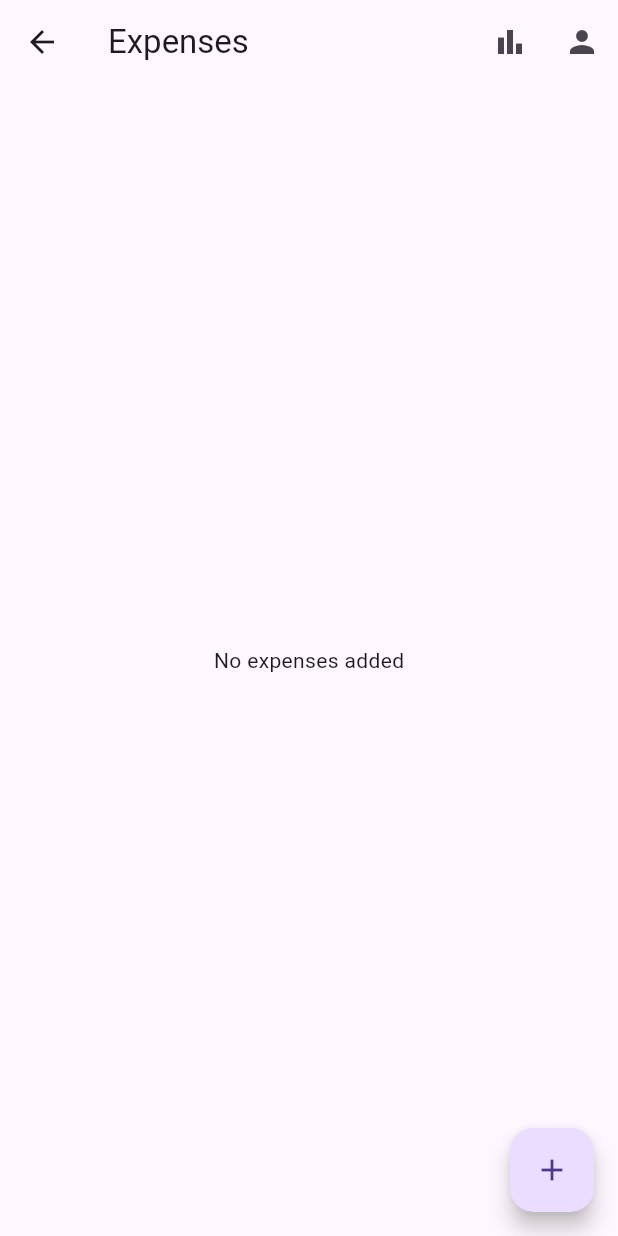
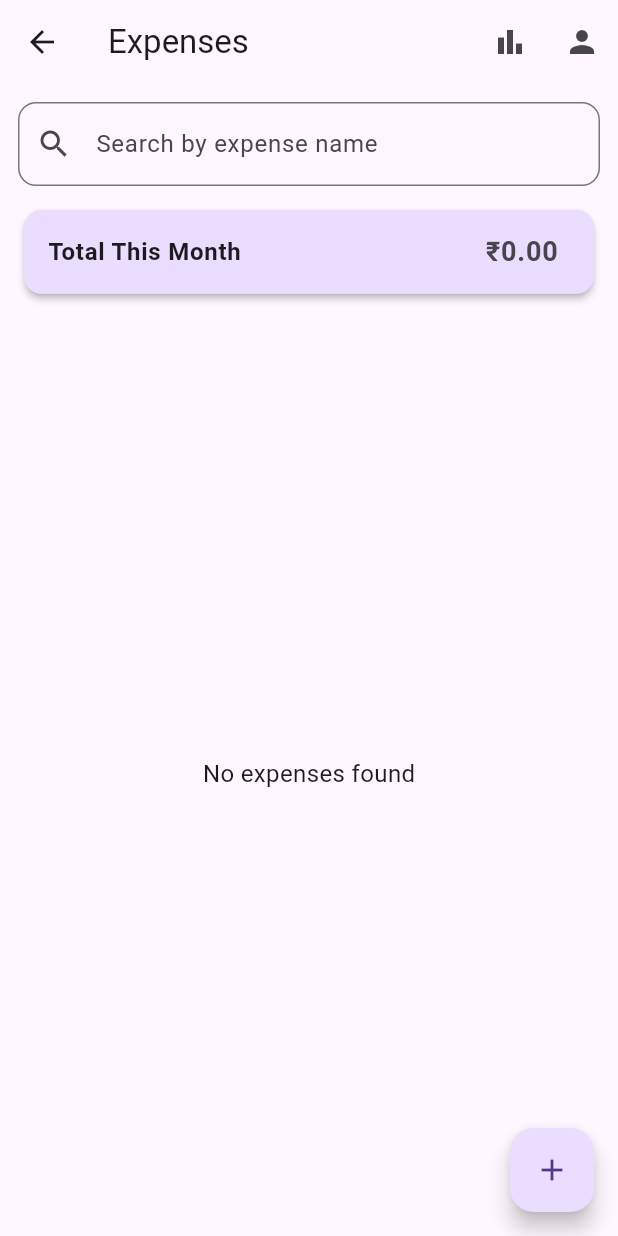
Before and after one commit to anjani-k-xoriant/flutter-training, a Flutter app: the ExpensesScreen screen opened by its route, on a phone screen of 412 x 824 dp. Run offline on Flutter 3.47's test engine with Material 3 defaults, Android fonts, the phone set to English and light mode, and no system bars; our stand-ins replace fl_chart, hive, hive_flutter, shared_preferences, timeago; accounts and stored records are empty.

Commit message:
expense use case modified

```diff
--- a/lib/providers/expense_provider.dart
+++ b/lib/providers/expense_provider.dart
@@ -56,4 +56,25 @@ class ExpenseProvider extends ChangeNotifier {
     }
     return totals;
   }
+
+  /// Total of all expenses
+  double get totalAmount {
+    return expenses.fold(0.0, (sum, e) => sum + e.amount);
+  }
+
+  /// Total for a given month
+  double totalForMonth(int year, int month) {
+    return expenses
+        .where((e) => e.date.year == year && e.date.month == month)
+        .fold(0.0, (sum, e) => sum + e.amount);
+  }
+
+  /// Search by title
+  List<Expense> searchExpenses(String query) {
+    if (query.isEmpty) return expenses;
+
+    return expenses
+        .where((e) => e.title.toLowerCase().contains(query.toLowerCase()))
+        .toList();
+  }
 }
--- a/lib/screens/expense/expenses_screen.dart
+++ b/lib/screens/expense/expenses_screen.dart
@@ -2,18 +2,57 @@ import 'package:flutter/material.dart';
 import 'package:hello_world/screens/expense/expense_charts_screen.dart';
 import 'package:hello_world/screens/profile/profile_tab.dart';
 import 'package:provider/provider.dart';
+
+import '../../models/expense.dart';
 import '../../providers/expense_provider.dart';
 import 'add_edit_expense_screen.dart';
 
-class ExpensesScreen extends StatelessWidget {
+class ExpensesScreen extends StatefulWidget {
   static const routeName = '/expenses';
 
   const ExpensesScreen({super.key});
 
   @override
+  State<ExpensesScreen> createState() => _ExpensesScreenState();
+}
+
+class _ExpensesScreenState extends State<ExpensesScreen> {
+  String _searchQuery = '';
+
+  static const List<String> _monthNames = [
+    '',
+    'January',
+    'February',
+    'March',
+    'April',
+    'May',
+    'June',
+    'July',
+    'August',
+    'September',
+    'October',
+    'November',
+    'December',
+  ];
+
+  @override
   Widget build(BuildContext context) {
     final provider = context.watch<ExpenseProvider>();
-    final grouped = provider.groupedByMonth;
+    final now = DateTime.now();
+
+    // 🔍 Search expenses by title
+    final searchedExpenses = provider.searchExpenses(_searchQuery);
+
+    // 📅 Group searched expenses month-wise
+    final Map<String, List<Expense>> grouped = {};
+    for (final e in searchedExpenses) {
+      final key = "${e.date.year}-${e.date.month}";
+      grouped.putIfAbsent(key, () => []);
+      grouped[key]!.add(e);
+    }
+
+    // 💰 Monthly total (current month)
+    final monthlyTotal = provider.totalForMonth(now.year, now.month);
 
     return Scaffold(
       appBar: AppBar(
@@ -60,45 +99,82 @@ class ExpensesScreen extends StatelessWidget {
         },
         child: const Icon(Icons.add),
       ),
-      body: grouped.isEmpty
-          ? const Center(child: Text("No expenses added"))
+      body: Column(
+        children: [
+          // 🔍 Search Bar
+          Padding(
+            padding: const EdgeInsets.all(12),
+            child: TextField(
+              decoration: InputDecoration(
+                hintText: "Search by expense name",
+                prefixIcon: const Icon(Icons.search),
+                border: OutlineInputBorder(
+                  borderRadius: BorderRadius.circular(12),
+                ),
+              ),
+              onChanged: (value) {
+                setState(() => _searchQuery = value);
+              },
+            ),
+          ),
+
+          // 💰 Monthly Total Card
+          Padding(
+            padding: const EdgeInsets.symmetric(horizontal: 12),
+            child: Card(
+              elevation: 2,
+              color: Theme.of(context).colorScheme.primaryContainer,
+              child: ListTile(
+                title: const Text(
+                  "Total This Month",
+                  style: TextStyle(fontWeight: FontWeight.bold),
+                ),
+                trailing: Text(
+                  "₹${monthlyTotal.toStringAsFixed(2)}",
+                  style: const TextStyle(
+                    fontSize: 18,
+                    fontWeight: FontWeight.bold,
+                  ),
+                ),
+              ),
+            ),
+          ),
+
+          const SizedBox(height: 8),
+
+          // 📋 Expense List
+          Expanded(
+            child: grouped.isEmpty
+                ? const Center(
+                    child: Text(
+                      "No expenses found",
+                      style: TextStyle(fontSize: 16),
+                    ),
+                  )
                 : ListView(
                     children: grouped.entries.map((entry) {
-                final year = entry.key.split('-')[0];
+                      final year = int.parse(entry.key.split('-')[0]);
                       final month = int.parse(entry.key.split('-')[1]);
-
-                final monthNames = [
-                  '',
-                  'January',
-                  'February',
-                  'March',
-                  'April',
-                  'May',
-                  'June',
-                  'July',
-                  'August',
-                  'September',
-                  'October',
-                  'November',
-                  'December',
-                ];
 
                       return Column(
                         crossAxisAlignment: CrossAxisAlignment.start,
                         children: [
+                          // 📅 Month Header
                           Padding(
                             padding: const EdgeInsets.symmetric(
                               horizontal: 16,
                               vertical: 8,
                             ),
                             child: Text(
-                        "${monthNames[month]} $year",
+                              "${_monthNames[month]} $year",
                               style: const TextStyle(
                                 fontSize: 18,
                                 fontWeight: FontWeight.bold,
                               ),
                             ),
                           ),
+
+                          // 🧾 Expenses for the month
                           ...entry.value.map((expense) {
                             final index = provider.expenses.indexOf(expense);
 
@@ -110,18 +186,26 @@ class ExpensesScreen extends StatelessWidget {
                               child: ListTile(
                                 title: Text(expense.title),
                                 subtitle: Text(
-                            "${expense.category} • ${expense.date.day}/${expense.date.month}",
+                                  "${expense.category} • "
+                                  "${expense.date.day}/${expense.date.month}/${expense.date.year}",
                                 ),
                                 trailing: Row(
                                   mainAxisSize: MainAxisSize.min,
                                   children: [
-                              Text("₹${expense.amount.toStringAsFixed(0)}"),
+                                    Text(
+                                      "₹${expense.amount.toStringAsFixed(0)}",
+                                      style: const TextStyle(
+                                        fontWeight: FontWeight.bold,
+                                      ),
+                                    ),
                                     IconButton(
                                       icon: const Icon(
                                         Icons.delete,
                                         color: Colors.red,
                                       ),
-                                onPressed: () => provider.deleteExpense(index),
+                                      onPressed: () {
+                                        provider.deleteExpense(index);
+                                      },
                                     ),
                                   ],
                                 ),
@@ -138,10 +222,13 @@ class ExpensesScreen extends StatelessWidget {
                                 },
                               ),
                             );
-                    }),
+                          }).toList(),
                         ],
                       );
                     }).toList(),
+                  ),
+          ),
+        ],
       ),
     );
   }
```
Lines whose indentation alone changed are shown as unchanged.
